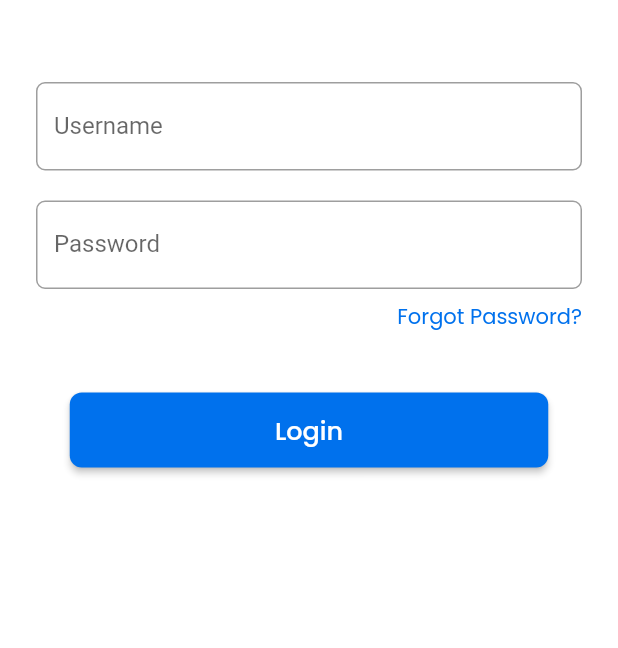
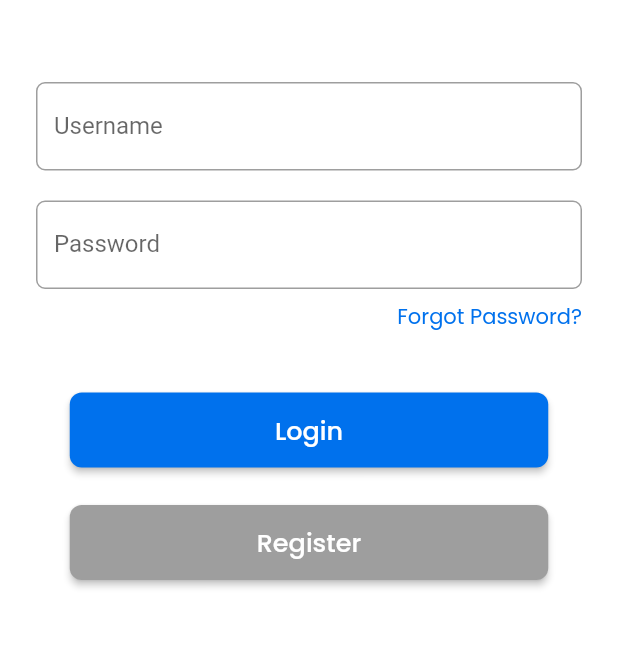
Before and after one commit to fathulaziss/infotech, a Flutter app: the screen it shows after launch, on a phone screen of 412 x 824 dp, the part 296-944 px from its top. Run offline on Flutter 3.47's test engine with Material 2 defaults, Android fonts, the phone set to English and light mode, and no system bars; our stand-ins replace google_fonts.

Commit message:
edited sing in page

```diff
--- a/lib/ui/pages/sign_in_page.dart
+++ b/lib/ui/pages/sign_in_page.dart
@@ -61,6 +61,7 @@ class _SignInPageState extends State<SignInPage> {
               ),
             ),
             Container(
+              margin: EdgeInsets.only(bottom: 25),
               width: 319,
               height: 50,
               child: RaisedButton(
@@ -73,6 +74,20 @@ class _SignInPageState extends State<SignInPage> {
                   style: whiteTextFont.copyWith(fontSize: 17),
                 ),
               ),
+            ),
+            Container(
+              width: 319,
+              height: 50,
+              child: RaisedButton(
+                onPressed: () {},
+                color: Colors.grey,
+                shape: RoundedRectangleBorder(
+                    borderRadius: BorderRadius.circular(8)),
+                child: Text(
+                  "Register",
+                  style: whiteTextFont.copyWith(fontSize: 17),
+                ),
+              ),
             )
           ],
         ),
```
Also changed, not shown: 1 other file.
